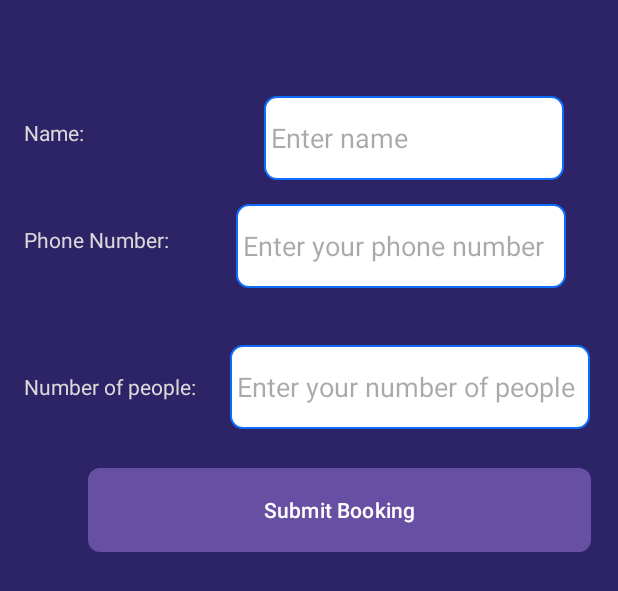
After one commit to NexatechSystems/XBCAD-NexatechSystems, an Android app: the layout activity_res_booking.xml on its own in the app's theme, with its tools: preview values and no code run, on a phone screen of 412 x 824 dp. The commit adds this screen. Shown: the top 591 px of the screen. Run offline under Robolectric (Android 15) with nearby library versions, the phone set to English and light mode, and no system bars.

Commit message:
finished resturant booking

```diff
--- a/app/src/main/java/com/example/groupopensaurce/HomeActivity.kt
+++ b/app/src/main/java/com/example/groupopensaurce/HomeActivity.kt
@@ -14,6 +14,8 @@ class HomeActivity : AppCompatActivity() {
     override fun onCreate(savedInstanceState: Bundle?) {
         super.onCreate(savedInstanceState)
         setContentView(R.layout.activity_home)
+
+
 
         // Step 1: Find the RecyclerView for hotels in the layout
         val recyclerViewHotels: RecyclerView = findViewById(R.id.recyclerViewhotels)
@@ -45,7 +47,8 @@ class HomeActivity : AppCompatActivity() {
         val restaurants = getRestaurantList()
 
         // Step 8: Create and set the adapter for restaurants
-        restaurantAdapter = RestaurantAdapter(restaurants)
+        // Pass 'this' as the context to handle navigation on click
+        restaurantAdapter = RestaurantAdapter(restaurants, this)
         recyclerViewRestaurants.adapter = restaurantAdapter
 
         // Initialize RecyclerView for POIs (remains vertical by default)
--- a/app/src/main/java/com/example/groupopensaurce/HotelsAdapter.kt
+++ b/app/src/main/java/com/example/groupopensaurce/HotelsAdapter.kt
@@ -31,7 +31,7 @@ class HotelsAdapter(private val hotelList: List<Hotel>, private val context: Con
 
         // Set onClickListener to navigate to BookingActivity when a hotel is clicked
         holder.itemView.setOnClickListener {
-            val intent = Intent(context, BookingActivity::class.java)
+            val intent = Intent(context, HotelBookingActivity::class.java)
             intent.putExtra("HOTEL_NAME", hotel.name)
             context.startActivity(intent)
         }
--- /dev/null
+++ b/app/src/main/res/layout/activity_res_booking.xml
@@ -0,0 +1,118 @@
+<?xml version="1.0" encoding="utf-8"?>
+<androidx.constraintlayout.widget.ConstraintLayout xmlns:android="http://schemas.android.com/apk/res/android"
+    xmlns:app="http://schemas.android.com/apk/res-auto"
+    android:layout_width="match_parent"
+    android:layout_height="match_parent"
+    android:padding="16dp"
+    android:background="@drawable/background">
+
+    <TextView
+        android:id="@+id/resturantName"
+        android:layout_width="wrap_content"
+        android:layout_height="wrap_content"
+        android:textSize="24sp"
+        android:textStyle="bold"
+        app:layout_constraintTop_toTopOf="parent"
+        app:layout_constraintStart_toStartOf="parent"
+        app:layout_constraintEnd_toEndOf="parent"
+        android:textColor="@color/txtColour"/>
+
+
+    <TextView
+        android:id="@+id/lblName"
+        android:layout_width="wrap_content"
+        android:layout_height="wrap_content"
+        android:text="Name:"
+        app:layout_constraintTop_toBottomOf="@id/resturantName"
+        app:layout_constraintStart_toStartOf="parent"
+        android:layout_marginTop="30dp"
+        android:textColor="@color/txtColour"/>
+
+
+    <EditText
+        android:id="@+id/txtNumPeople"
+        android:layout_width="240dp"
+        android:layout_height="56dp"
+        android:hint="Enter your number of people"
+        android:background="@drawable/text_box"
+        android:ems="10"
+        android:inputType="number"
+        app:layout_constraintTop_toBottomOf="@id/txtName"
+        app:layout_constraintStart_toEndOf="@id/lblNumPeople"
+        app:layout_constraintEnd_toEndOf="parent"
+        android:layout_marginStart="20dp"
+        android:layout_marginTop="110dp"
+        android:textColor="@color/txtColour"/>
+
+    <TextView
+        android:id="@+id/lblNumPeople"
+        android:layout_width="wrap_content"
+        android:layout_height="wrap_content"
+        android:text="Number of people:"
+        app:layout_constraintTop_toBottomOf="@id/lblName"
+        app:layout_constraintStart_toStartOf="parent"
+        android:layout_marginTop="150dp"
+        android:textColor="@color/txtColour"/>
+
+
+    <EditText
+        android:id="@+id/txtName"
+        android:layout_width="200dp"
+        android:layout_height="56dp"
+        android:layout_marginTop="15dp"
+        android:layout_marginStart="25dp"
+        android:background="@drawable/text_box"
+        android:ems="10"
+        android:hint="Enter name"
+        android:inputType="number"
+        android:textColor="@color/txtColour"
+        app:layout_constraintEnd_toEndOf="parent"
+        app:layout_constraintStart_toEndOf="@+id/lblNumPeople"
+        app:layout_constraintTop_toBottomOf="@id/resturantName" />
+
+
+    <TextView
+        android:id="@+id/lblPhoneNo"
+        android:layout_width="wrap_content"
+        android:layout_height="wrap_content"
+        android:text="Phone Number:"
+        app:layout_constraintTop_toBottomOf="@id/txtName"
+        app:layout_constraintStart_toStartOf="parent"
+        android:layout_marginTop="30dp"
+        android:textColor="@color/txtColour"/>
+
+
+    <EditText
+        android:id="@+id/txtPhoneNo"
+        android:layout_width="220dp"
+        android:layout_height="56dp"
+        android:hint="Enter your phone number"
+        android:inputType="phone"
+        android:background="@drawable/text_box"
+        android:ems="10"
+        app:layout_constraintTop_toBottomOf="@id/txtName"
+        app:layout_constraintStart_toEndOf="@id/lblPhoneNo"
+        app:layout_constraintEnd_toEndOf="parent"
+        android:layout_marginStart="25dp"
+        android:layout_marginTop="16dp"
+        android:textColor="@color/txtColour"/>
+
+
+
+
+    <Button
+        android:id="@+id/btnSubmit"
+        android:layout_width="335dp"
+        android:layout_height="56dp"
+        android:text="Submit Booking"
+        app:layout_constraintTop_toBottomOf="@id/txtPhoneNo"
+        app:layout_constraintStart_toStartOf="parent"
+        app:layout_constraintEnd_toEndOf="parent"
+        android:layout_marginTop="120dp"
+        android:textColor="#FFFFFF"
+        android:layout_marginStart="40dp"
+        android:background="@drawable/sign_in_button"/>
+
+
+
+</androidx.constraintlayout.widget.ConstraintLayout>
```
Also changed, not shown: app/src/main/AndroidManifest.xml (+7 -4 lines), app/src/main/java/com/example/groupopensaurce/RestaurantAdapter.kt (+14 -1 lines), app/src/main/java/com/example/groupopensaurce/hotelBookingActivity.kt (added, +57 -0 lines), app/src/main/java/com/example/groupopensaurce/resBookingActivity.kt (renamed from app/src/main/java/com/example/groupopensaurce/bookingActivity.kt, +13 -16 lines), app/src/main/res/layout/activity_hotelbooking.xml (renamed from app/src/main/res/layout/activity_booking.xml).
